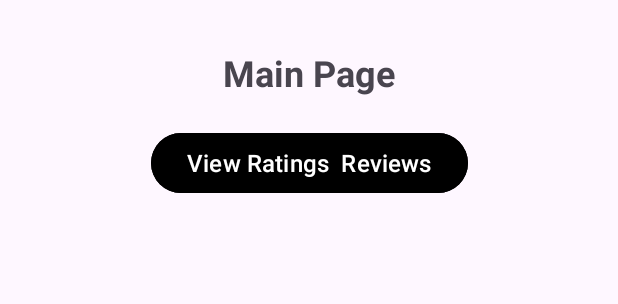
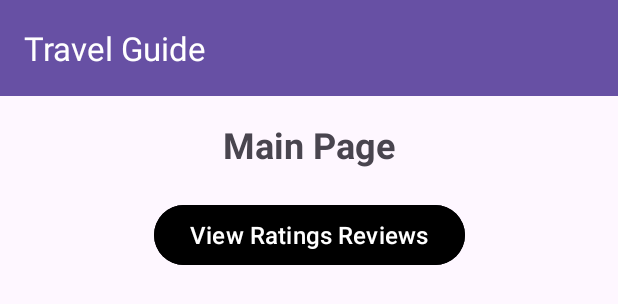
Before and after one commit to lne2003/TravelGuideApp, an Android app: the layout activity_main.xml on its own in the app's theme, with its tools: preview values and no code run, on a phone screen of 412 x 824 dp. Shown: the top 304 px of the screen. Run offline under Robolectric (Android 15) with nearby library versions, the phone set to English and light mode, and no system bars.

Commit message:
fixing colours and create navigation menu

```diff
--- a/app/build.gradle.kts
+++ b/app/build.gradle.kts
@@ -33,6 +33,8 @@ android {
 }
 
 dependencies {
+    implementation ("androidx.appcompat:appcompat:1.2.0")
+    implementation ("com.google.android.material:material:1.3.0")
     // Firebase BoM - ensures all Firebase dependencies use compatible versions
     implementation(platform("com.google.firebase:firebase-bom:32.3.1"))
     implementation("com.google.android.gms:play-services-maps:18.0.2")
--- a/app/src/main/AndroidManifest.xml
+++ b/app/src/main/AndroidManifest.xml
@@ -18,7 +18,6 @@
         android:theme="@style/Theme.TravelGuide"
         android:networkSecurityConfig="@xml/network_security_config"
     tools:targetApi="31">
-
     <meta-data
         android:name="com.google.android.geo.API_KEY"
         android:value="YOUR_API_KEY" />
--- a/app/src/main/res/layout/activity_main.xml
+++ b/app/src/main/res/layout/activity_main.xml
@@ -1,12 +1,36 @@
 <?xml version="1.0" encoding="utf-8"?>
-<androidx.constraintlayout.widget.ConstraintLayout xmlns:android="http://schemas.android.com/apk/res/android"
+<androidx.drawerlayout.widget.DrawerLayout
+    xmlns:android="http://schemas.android.com/apk/res/android"
     xmlns:app="http://schemas.android.com/apk/res-auto"
     xmlns:tools="http://schemas.android.com/tools"
+    android:id="@+id/drawer_layout"
     android:layout_width="match_parent"
     android:layout_height="match_parent"
     tools:context=".MainActivity">
 
-    <!-- Title -->
+    <!-- Main Content -->
+    <androidx.constraintlayout.widget.ConstraintLayout
+        android:layout_width="match_parent"
+        android:layout_height="match_parent">
+
+        <!-- Toolbar -->
+        <androidx.appcompat.widget.Toolbar
+            android:id="@+id/toolbar"
+            android:layout_width="match_parent"
+            android:layout_height="?attr/actionBarSize"
+            android:background="?attr/colorPrimary"
+            app:title="Travel Guide"
+            app:titleTextColor="@android:color/white" />
+
+        <!-- Fragment Container for optional fragment views -->
+        <FrameLayout
+            android:id="@+id/fragment_container"
+            android:layout_width="match_parent"
+            android:layout_height="0dp"
+            app:layout_constraintTop_toBottomOf="@id/toolbar"
+            app:layout_constraintBottom_toBottomOf="parent" />
+
+        <!-- Main Title -->
         <TextView
             android:id="@+id/mainTitle"
             android:layout_width="wrap_content"
@@ -14,22 +38,34 @@
             android:text="Main Page"
             android:textSize="24sp"
             android:textStyle="bold"
-        app:layout_constraintTop_toTopOf="parent"
+            app:layout_constraintTop_toBottomOf="@id/toolbar"
             app:layout_constraintStart_toStartOf="parent"
             app:layout_constraintEnd_toEndOf="parent"
-        android:layout_marginTop="32dp" />
+            android:layout_marginTop="16dp" />
 
         <!-- Button to navigate to Ratings Page -->
         <Button
             android:id="@+id/goToRatingsButton"
             android:layout_width="wrap_content"
             android:layout_height="wrap_content"
-        android:text="View Ratings  Reviews"
+            android:text="View Ratings Reviews"
             android:textSize="16sp"
             android:backgroundTint="@android:color/black"
             android:textColor="@android:color/white"
-        android:layout_marginTop="20dp"
             app:layout_constraintTop_toBottomOf="@id/mainTitle"
             app:layout_constraintStart_toStartOf="parent"
-        app:layout_constraintEnd_toEndOf="parent" />
+            app:layout_constraintEnd_toEndOf="parent"
+            android:layout_marginTop="20dp" />
+
     </androidx.constraintlayout.widget.ConstraintLayout>
+
+    <!-- Navigation Drawer Menu -->
+    <com.google.android.material.navigation.NavigationView
+        android:id="@+id/navigation_view"
+        android:layout_width="wrap_content"
+        android:layout_height="match_parent"
+        android:layout_gravity="start"
+        app:headerLayout="@layout/nav_header"
+        app:menu="@menu/drawer_menu" />
+
+</androidx.drawerlayout.widget.DrawerLayout>
--- a/app/src/main/res/layout/activity_ratings.xml
+++ b/app/src/main/res/layout/activity_ratings.xml
@@ -15,7 +15,7 @@
         android:text="People's Favorites"
         android:textSize="24sp"
         android:textStyle="bold"
-        android:textColor="@android:color/white"
+        android:textColor="#00796B"
         android:layout_marginTop="16dp"
         app:layout_constraintTop_toTopOf="parent"
         app:layout_constraintStart_toStartOf="parent"
--- a/app/src/main/res/layout/activity_restaurants.xml
+++ b/app/src/main/res/layout/activity_restaurants.xml
@@ -1,7 +1,8 @@
 <?xml version="1.0" encoding="utf-8"?>
 <ScrollView xmlns:android="http://schemas.android.com/apk/res/android"
     android:layout_width="match_parent"
-    android:layout_height="match_parent">
+    android:layout_height="match_parent"
+    android:background="#B5EDED">
 
     <LinearLayout
         android:id="@+id/restaurantsLayout"
--- a/app/src/main/res/layout/homepage.xml
+++ b/app/src/main/res/layout/homepage.xml
@@ -41,5 +41,6 @@
         android:text="Let's Explore"
         android:layout_below="@id/welcome1Text"
         android:layout_centerHorizontal="true"
-        android:layout_marginTop="500dp" />
+        android:layout_marginTop="500dp"
+        android:backgroundTint="#00796B"/>
 </RelativeLayout>
--- a/app/src/main/res/layout/item_destination.xml
+++ b/app/src/main/res/layout/item_destination.xml
@@ -4,7 +4,7 @@
     android:layout_height="wrap_content"
     android:orientation="vertical"
     android:padding="16dp"
-    android:background="@drawable/item_background">
+    android:background="#B5EDED">
 
     <ImageView
         android:id="@+id/imageView"
--- a/app/src/main/res/layout/loginpage.xml
+++ b/app/src/main/res/layout/loginpage.xml
@@ -94,9 +94,10 @@
         android:layout_below="@id/forgotPasswordText"
         android:layout_centerHorizontal="true"
         android:layout_marginTop="20dp"
-        android:background="@drawable/rounded_button"
+
         android:fontFamily="@font/inter_bold"
         android:text="LOG IN"
-        android:textColor="#FFFFFF" />
+        android:textColor="#FFFFFF"
+        android:backgroundTint="#00796B"/>
 
 </RelativeLayout>
--- a/app/src/main/res/layout/signup.xml
+++ b/app/src/main/res/layout/signup.xml
@@ -116,9 +116,10 @@
         android:layout_height="50dp"
         android:text="SIGN UP"
         android:textColor="#FFFFFF"
-        android:background="@drawable/rounded_button"
+
         android:layout_below="@id/confirmPasswordInput"
-        android:layout_marginTop="20dp" />
+        android:layout_marginTop="20dp"
+        android:backgroundTint="#00796B"/>
 
     <!-- Arrow Icon -->
 <!--    <ImageView-->
--- a/app/src/main/res/menu/bottom_nav_menu.xml
+++ b/app/src/main/res/menu/drawer_menu.xml
@@ -7,14 +7,9 @@
         android:title="Home" />
 
     <item
-        android:id="@+id/nav_destinations"
-        android:icon="@drawable/placeholder1"
-        android:title="Destinations" />
-
-    <item
-        android:id="@+id/nav_weather"
+        android:id="@+id/nav_profile"
         android:icon="@drawable/weather_icon_description"
-        android:title="Weather" />
+        android:title="Profile" />
 
     <item
         android:id="@+id/nav_favorites"
--- a/app/src/main/res/values/strings.xml
+++ b/app/src/main/res/values/strings.xml
@@ -1,3 +1,8 @@
 <resources>
     <string name="app_name">TravelGuide</string>
+    <string name="default_notification_channel_id">default_channel</string>
+    <string name="navigation_drawer_open">Open Navigation Drawer</string>
+    <string name="navigation_drawer_close">Close Navigation Drawer</string>
+    <string name="nav_open">Open Navigation Drawer</string>
+    <string name="nav_close">Close Navigation Drawer</string>
 </resources>
```
Also changed, not shown: app/src/main/java/com/example/travelguide/MainActivity.java (+60 -11 lines), app/src/main/res/layout/activity_destination_details.xml (+10 -5 lines), app/src/main/res/layout/login_signup.xml (+6 -4 lines), app/src/main/res/layout/nav_header.xml (added, +25 -0 lines), app/src/main/res/menu/navigation_menu.xml (added, +13 -0 lines). Lines whose indentation alone changed are shown as unchanged.
